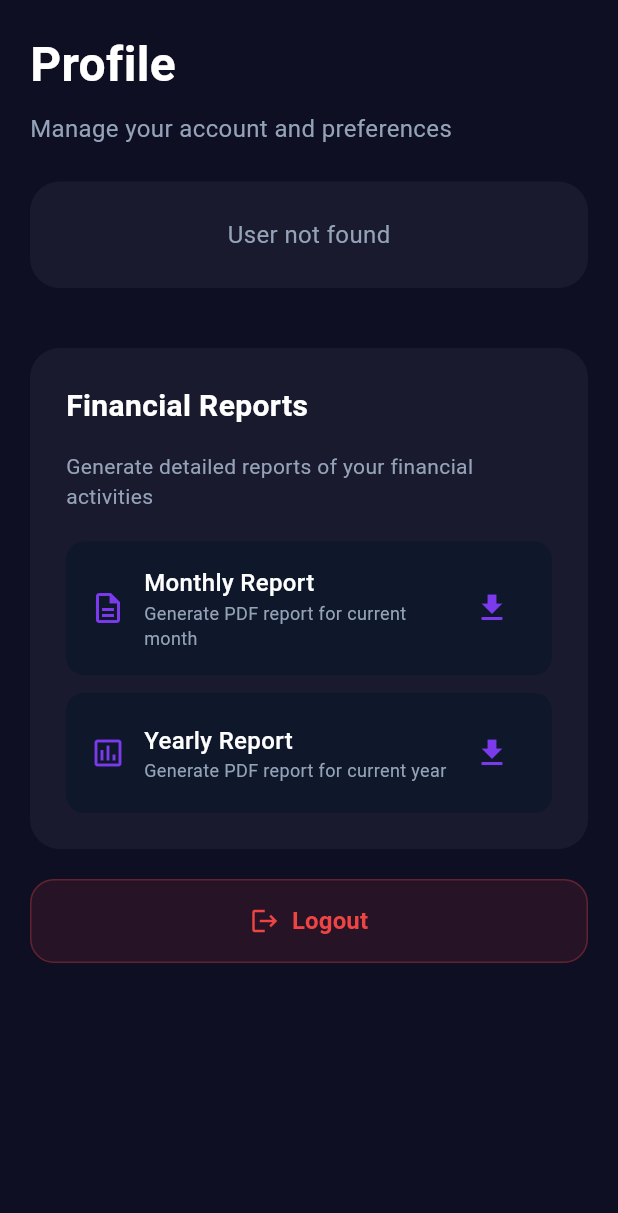
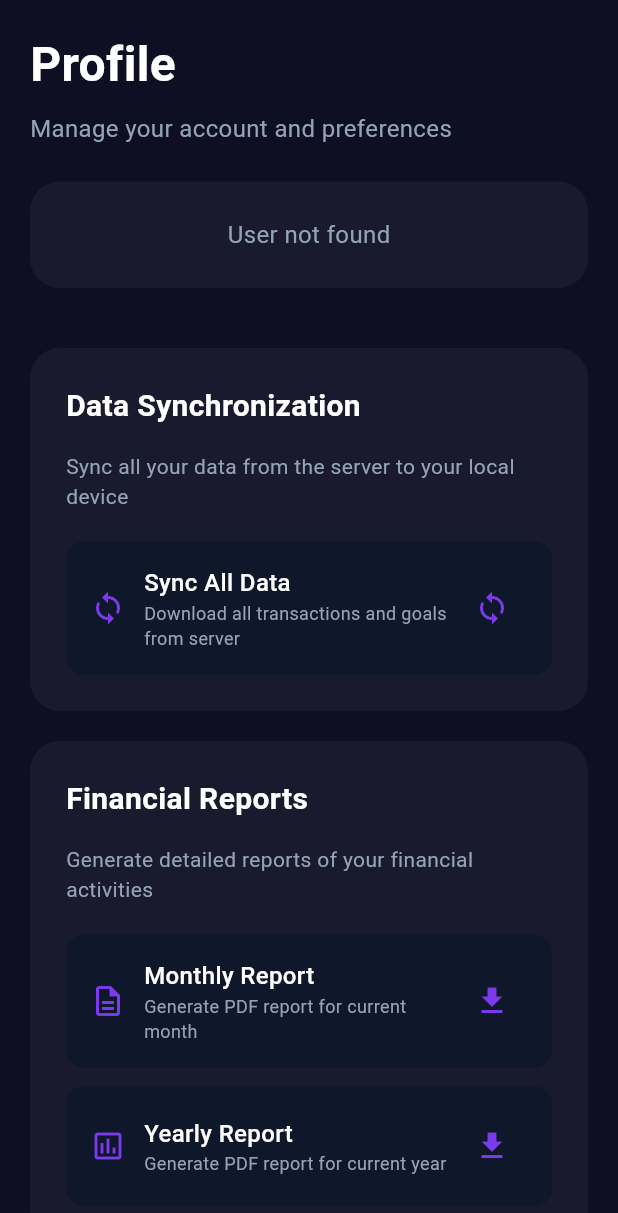
Before and after one commit to Binusha25Liyanage/MoneyMate, a Flutter app: the ProfileScreen screen opened directly, on a phone screen of 412 x 824 dp. Shown: the top 1213 px of the screen. Run offline on Flutter 3.47's test engine with Material 3 defaults, Android fonts, the phone set to English and light mode, and no system bars; our stand-ins replace equatable, fl_chart, flutter_bloc, permission_handler, shared_preferences, sqflite and 1 more; missing offline and left inert: syncfusion_flutter_pdf; accounts and stored records are empty.

Commit message:
Sync feature with model bug fixes

```diff
--- /dev/null
+++ b/frontend/lib/blocs/sync/sync_bloc.dart
@@ -0,0 +1,96 @@
+import 'package:flutter_bloc/flutter_bloc.dart';
+import 'package:equatable/equatable.dart';
+import 'package:shared_preferences/shared_preferences.dart';
+import '../../services/api_service.dart';
+import '../../services/database_service.dart';
+import '../../models/transaction_model.dart';
+import '../../models/goal_model.dart';
+
+part 'sync_event.dart';
+part 'sync_state.dart';
+
+class SyncBloc extends Bloc<SyncEvent, SyncState> {
+  final ApiService apiService;
+  final DatabaseService databaseService;
+
+  SyncBloc({required this.apiService, required this.databaseService})
+      : super(SyncInitial()) {
+    on<SyncAllData>(_onSyncAllData);
+  }
+
+  void _onSyncAllData(SyncAllData event, Emitter<SyncState> emit) async {
+    emit(SyncLoading());
+    try {
+      // Check if user is authenticated by getting token
+      final prefs = await SharedPreferences.getInstance();
+      final token = prefs.getString('token');
+      final userId = prefs.getInt('userId');
+
+      if (token == null || userId == null) {
+        emit(SyncError(message: 'User not authenticated. Please login again.'));
+        return;
+      }
+
+      print('Starting sync for user: $userId');
+
+      // Set current user in database service
+      await databaseService.setCurrentUser(userId);
+
+      // Clear existing data for current user only
+      await databaseService.clearAllTransactions();
+      await databaseService.clearAllGoals();
+
+      int transactionCount = 0;
+      int goalCount = 0;
+
+      // Sync transactions
+      print('Fetching transactions from server...');
+      final transactionsResponse = await apiService.getTransactions();
+      print('Transactions response success: ${transactionsResponse.success}');
+
+      if (transactionsResponse.success && transactionsResponse.data != null) {
+        print('Found ${transactionsResponse.data!.length} transactions from API');
+        for (var transaction in transactionsResponse.data!) {
+          try {
+            await databaseService.insertTransaction(transaction);
+            transactionCount++;
+          } catch (e) {
+            print('Error inserting transaction: $e');
+          }
+        }
+      } else {
+        print('Transactions API error: ${transactionsResponse.message}');
+      }
+
+      // Sync goals
+      print('Fetching goals from server...');
+      final goalsResponse = await apiService.getGoals();
+      print('Goals response success: ${goalsResponse.success}');
+
+      if (goalsResponse.success && goalsResponse.data != null) {
+        print('Found ${goalsResponse.data!.length} goals from API');
+        for (var goal in goalsResponse.data!) {
+          try {
+            await databaseService.insertGoal(goal);
+            goalCount++;
+          } catch (e) {
+            print('Error inserting goal: $e');
+          }
+        }
+      } else {
+        print('Goals API error: ${goalsResponse.message}');
+      }
+
+      emit(SyncSuccess(
+        transactionCount: transactionCount,
+        goalCount: goalCount,
+      ));
+
+      print('Sync completed: $transactionCount transactions, $goalCount goals');
+
+    } catch (e) {
+      print('Sync error: $e');
+      emit(SyncError(message: 'Sync failed: $e'));
+    }
+  }
+}
--- /dev/null
+++ b/frontend/lib/blocs/sync/sync_event.dart
@@ -0,0 +1,10 @@
+part of 'sync_bloc.dart';
+
+abstract class SyncEvent extends Equatable {
+  const SyncEvent();
+
+  @override
+  List<Object> get props => [];
+}
+
+class SyncAllData extends SyncEvent {}
--- /dev/null
+++ b/frontend/lib/blocs/sync/sync_state.dart
@@ -0,0 +1,34 @@
+part of 'sync_bloc.dart';
+
+abstract class SyncState extends Equatable {
+  const SyncState();
+
+  @override
+  List<Object> get props => [];
+}
+
+class SyncInitial extends SyncState {}
+
+class SyncLoading extends SyncState {}
+
+class SyncSuccess extends SyncState {
+  final int transactionCount;
+  final int goalCount;
+
+  const SyncSuccess({
+    required this.transactionCount,
+    required this.goalCount,
+  });
+
+  @override
+  List<Object> get props => [transactionCount, goalCount];
+}
+
+class SyncError extends SyncState {
+  final String message;
+
+  const SyncError({required this.message});
+
+  @override
+  List<Object> get props => [message];
+}
--- a/frontend/lib/screens/profile_screen.dart
+++ b/frontend/lib/screens/profile_screen.dart
@@ -1,10 +1,12 @@
 import 'package:flutter/material.dart';
 import 'package:flutter_bloc/flutter_bloc.dart';
+import 'package:money_mate/services/database_service.dart';
 import 'package:syncfusion_flutter_pdf/pdf.dart';
 import 'package:path_provider/path_provider.dart';
 import 'package:permission_handler/permission_handler.dart';
 import 'dart:io';
 import '../blocs/auth/auth_bloc.dart';
+import '../blocs/sync/sync_bloc.dart';
 import '../services/api_service.dart';
 import '../utils/colors.dart';
 
@@ -56,6 +58,10 @@ class _ProfileScreenState extends State<ProfileScreen> {
               _buildAccountDetailsCard(),
               const SizedBox(height: 20),
 
+              // Data Sync Card
+              _buildSyncCard(),
+              const SizedBox(height: 20),
+
               // Report Generation Card
               _buildReportCard(),
               const SizedBox(height: 20),
@@ -90,7 +96,6 @@ class _ProfileScreenState extends State<ProfileScreen> {
             ),
           );
         }
-
         final user = state.user;
 
         return Container(
@@ -161,9 +166,8 @@ class _ProfileScreenState extends State<ProfileScreen> {
     return BlocBuilder<AuthBloc, AuthState>(
       builder: (context, state) {
         if (state is! AuthAuthenticated) {
-          return SizedBox.shrink();
+          return const SizedBox.shrink();
         }
-
         final user = state.user;
 
         return Container(
@@ -207,8 +211,62 @@ class _ProfileScreenState extends State<ProfileScreen> {
     );
   }
 
-  Widget _buildDetailItem(String title, String value, IconData icon, {Color? color}) {
+  Widget _buildSyncCard() {
+    return BlocProvider(
+      create: (context) => SyncBloc(
+        apiService: ApiService(),
+        databaseService: DatabaseService(),
+      ),
+      child: BlocConsumer<SyncBloc, SyncState>(
+        listener: (context, state) {
+          if (state is SyncSuccess) {
+            ScaffoldMessenger.of(context).showSnackBar(
+              SnackBar(
+                content: Text(
+                  'Sync completed! ${state.transactionCount} transactions and ${state.goalCount} goals loaded.',
+                ),
+                backgroundColor: AppColors.accentGreen,
+              ),
+            );
+          } else if (state is SyncError) {
+            ScaffoldMessenger.of(context).showSnackBar(
+              SnackBar(
+                content: Text(state.message),
+                backgroundColor: AppColors.accentRed,
+              ),
+            );
+          }
+        },
+        builder: (context, state) {
           return Container(
+            padding: const EdgeInsets.all(24),
+            decoration: BoxDecoration(
+              color: AppColors.card,
+              borderRadius: BorderRadius.circular(20),
+            ),
+            child: Column(
+              crossAxisAlignment: CrossAxisAlignment.start,
+              children: [
+                Text(
+                  'Data Synchronization',
+                  style: TextStyle(
+                    color: AppColors.textPrimary,
+                    fontSize: 20,
+                    fontWeight: FontWeight.w600,
+                  ),
+                ),
+                const SizedBox(height: 16),
+                Text(
+                  'Sync all your data from the server to your local device',
+                  style: TextStyle(
+                    color: AppColors.textSecondary,
+                    fontSize: 14,
+                  ),
+                ),
+                const SizedBox(height: 20),
+
+                Container(
+                  width: double.infinity,
                   padding: const EdgeInsets.all(16),
                   decoration: BoxDecoration(
                     color: AppColors.surfaceDark,
@@ -216,36 +274,77 @@ class _ProfileScreenState extends State<ProfileScreen> {
                   ),
                   child: Row(
                     children: [
-          Icon(
-            icon,
-            color: color ?? AppColors.textSecondary,
-            size: 20,
-          ),
+                      Icon(Icons.sync, color: AppColors.primary, size: 24),
                       const SizedBox(width: 12),
                       Expanded(
                         child: Column(
                           crossAxisAlignment: CrossAxisAlignment.start,
                           children: [
                             Text(
-                  title,
+                              'Sync All Data',
+                              style: TextStyle(
+                                color: AppColors.textPrimary,
+                                fontSize: 16,
+                                fontWeight: FontWeight.w500,
+                              ),
+                            ),
+                            Text(
+                              'Download all transactions and goals from server',
                               style: TextStyle(
                                 color: AppColors.textSecondary,
                                 fontSize: 12,
                               ),
                             ),
-                const SizedBox(height: 4),
-                Text(
-                  value,
+                          ],
+                        ),
+                      ),
+                      state is SyncLoading
+                          ? SizedBox(
+                              height: 20,
+                              width: 20,
+                              child: CircularProgressIndicator(
+                                strokeWidth: 2,
+                                valueColor: AlwaysStoppedAnimation<Color>(AppColors.primary),
+                              ),
+                            )
+                          : IconButton(
+                              icon: Icon(Icons.sync, color: AppColors.primary),
+                              onPressed: () {
+                                context.read<SyncBloc>().add(SyncAllData());
+                              },
+                            ),
+                    ],
+                  ),
+                ),
+                if (state is SyncSuccess) ...[
+                  const SizedBox(height: 16),
+                  Container(
+                    padding: const EdgeInsets.all(12),
+                    decoration: BoxDecoration(
+                      color: AppColors.accentGreen.withOpacity(0.2),
+                      borderRadius: BorderRadius.circular(8),
+                    ),
+                    child: Row(
+                      children: [
+                        Icon(Icons.check_circle, color: AppColors.accentGreen, size: 16),
+                        const SizedBox(width: 8),
+                        Expanded(
+                          child: Text(
+                            'Sync completed successfully!',
                             style: TextStyle(
-                    color: AppColors.textPrimary,
-                    fontSize: 14,
-                    fontWeight: FontWeight.w500,
+                              color: AppColors.accentGreen,
+                              fontSize: 12,
+                            ),
                           ),
                         ),
                       ],
                     ),
                   ),
                 ],
+              ],
+            ),
+          );
+        },
       ),
     );
   }
@@ -293,6 +392,49 @@ class _ProfileScreenState extends State<ProfileScreen> {
             'Generate PDF report for current year',
             Icons.assessment_outlined,
             _generateYearlyReport,
+          ),
+        ],
+      ),
+    );
+  }
+
+  Widget _buildDetailItem(String title, String value, IconData icon, {Color? color}) {
+    return Container(
+      padding: const EdgeInsets.all(16),
+      decoration: BoxDecoration(
+        color: AppColors.surfaceDark,
+        borderRadius: BorderRadius.circular(12),
+      ),
+      child: Row(
+        children: [
+          Icon(
+            icon,
+            color: color ?? AppColors.textSecondary,
+            size: 20,
+          ),
+          const SizedBox(width: 12),
+          Expanded(
+            child: Column(
+              crossAxisAlignment: CrossAxisAlignment.start,
+              children: [
+                Text(
+                  title,
+                  style: TextStyle(
+                    color: AppColors.textSecondary,
+                    fontSize: 12,
+                  ),
+                ),
+                const SizedBox(height: 4),
+                Text(
+                  value,
+                  style: TextStyle(
+                    color: AppColors.textPrimary,
+                    fontSize: 14,
+                    fontWeight: FontWeight.w500,
+                  ),
+                ),
+              ],
+            ),
           ),
         ],
       ),
@@ -392,7 +534,6 @@ class _ProfileScreenState extends State<ProfileScreen> {
     setState(() {
       _generatingReport = true;
     });
-
     try {
       final now = DateTime.now();
       final response = await _apiService.getMonthlyReport(now.month, now.year);
@@ -416,7 +557,6 @@ class _ProfileScreenState extends State<ProfileScreen> {
     setState(() {
       _generatingReport = true;
     });
-
     try {
       final now = DateTime.now();
       final response = await _apiService.getYearlyReport(now.year);
@@ -458,13 +598,10 @@ class _ProfileScreenState extends State<ProfileScreen> {
     try {
       // Create a new PDF document
       final PdfDocument document = PdfDocument();
-
       // Add a new page
       final PdfPage page = document.pages.add();
-
       // Get page size
       final Size pageSize = page.getClientSize();
-
       // Draw title
       page.graphics.drawString(
         'Financial Report',
@@ -472,11 +609,9 @@ class _ProfileScreenState extends State<ProfileScreen> {
         bounds: Rect.fromLTWH(0, 0, pageSize.width, 50),
         format: PdfStringFormat(alignment: PdfTextAlignment.center),
       );
-
       // Draw report data
       double yPosition = 60;
       final PdfFont contentFont = PdfStandardFont(PdfFontFamily.helvetica, 12);
-
       // Add period information
       if (reportData['period'] != null) {
         final period = reportData['period'];
@@ -487,7 +622,6 @@ class _ProfileScreenState extends State<ProfileScreen> {
         );
         yPosition += 25;
       }
-
       // Add summary information
       if (reportData['summary'] != null) {
         final summary = reportData['summary'];
@@ -497,13 +631,11 @@ class _ProfileScreenState extends State<ProfileScreen> {
           bounds: Rect.fromLTWH(0, yPosition, pageSize.width, 20),
         );
         yPosition += 25;
-
         final summaryItems = [
           'Total Income: \$${summary['income']?.toStringAsFixed(2) ?? '0.00'}',
           'Total Expenses: \$${summary['expenses']?.toStringAsFixed(2) ?? '0.00'}',
           'Net Income: \$${summary['net']?.toStringAsFixed(2) ?? '0.00'}',
         ];
-
         for (final item in summaryItems) {
           page.graphics.drawString(
             item,
@@ -514,13 +646,10 @@ class _ProfileScreenState extends State<ProfileScreen> {
         }
         yPosition += 10;
       }
-
       // Save the document
       final List<int> bytes = await document.save();
-
       // Dispose the document
       document.dispose();
-
       // Get external storage directory
       final status = await Permission.storage.request();
       if (status.isGranted) {
--- a/frontend/lib/services/api_service.dart
+++ b/frontend/lib/services/api_service.dart
@@ -7,7 +7,7 @@ import '../models/goal_model.dart';
 import '../models/api_response.dart';
 
 class ApiService {
-  static const String baseUrl = 'http://192.168.8.155:3000/api';
+  static const String baseUrl = 'http://192.168.1.10:3000/api';
 
   Future<http.Response> _request(
     String method,
@@ -20,6 +20,11 @@ class ApiService {
       'Content-Type': 'application/json',
       if (token != null) 'Authorization': 'Bearer $token',
     };
+
+    print('API $method Request: $url');
+    if (token != null) {
+      print('With auth token');
+    }
 
     switch (method) {
       case 'GET':
@@ -49,6 +54,9 @@ class ApiService {
         body: {'email': email, 'password': password},
       );
 
+      print('Login response status: ${response.statusCode}');
+      print('Login response body: ${response.body}');
+
       if (response.statusCode == 200) {
         final jsonResponse = json.decode(response.body);
         final apiResponse = ApiResponse<UserModel>.fromJson(
@@ -66,7 +74,9 @@ class ApiService {
           final userJson = json.encode(apiResponse.data!.toJson());
           await prefs.setString('user', userJson);
 
-        print('User data saved: ${apiResponse.data!.name} (${apiResponse.data!.email})');
+          print(
+            'User data saved: ${apiResponse.data!.name} (${apiResponse.data!.email})',
+          );
         }
         return apiResponse;
       } else {
@@ -98,6 +108,8 @@ class ApiService {
         },
       );
 
+      print('Register response status: ${response.statusCode}');
+
       if (response.statusCode == 201) {
         final jsonResponse = json.decode(response.body);
         return ApiResponse<dynamic>.fromJson(jsonResponse, (data) => data);
@@ -112,7 +124,7 @@ class ApiService {
     }
   }
 
-  // Transaction methods
+  // Transaction methods - UPDATED to match backend routes
   Future<ApiResponse<List<TransactionModel>>> getTransactions() async {
     try {
       final token = await _getToken();
@@ -120,15 +132,39 @@ class ApiService {
         return ApiResponse(success: false, message: 'Not authenticated');
       }
 
+      print('Getting transactions with token...');
       final response = await _request('GET', '/transactions', token: token);
+
+      print('Transactions response status: ${response.statusCode}');
+
       if (response.statusCode == 200) {
         final jsonResponse = json.decode(response.body);
-        return ApiResponse<List<TransactionModel>>.fromJson(
-          jsonResponse,
-          (data) => (data as List)
-              .map((item) => TransactionModel.fromJson(item))
-              .toList(),
+
+        // Handle the parsing manually to catch individual item errors
+        if (jsonResponse['success'] == true && jsonResponse['data'] is List) {
+          List<TransactionModel> transactions = [];
+          for (var item in jsonResponse['data']) {
+            try {
+              final transaction = TransactionModel.fromJson(item);
+              transactions.add(transaction);
+            } catch (e) {
+              print('Error parsing transaction item: $e');
+              print('Problematic item: $item');
+              // Continue with other items
+            }
+          }
+
+          return ApiResponse<List<TransactionModel>>(
+            success: true,
+            message: jsonResponse['message'] ?? 'Success',
+            data: transactions,
           );
+        } else {
+          return ApiResponse(
+            success: false,
+            message: jsonResponse['message'] ?? 'Invalid response format',
+          );
+        }
       } else {
         return ApiResponse(
           success: false,
@@ -136,6 +172,7 @@ class ApiService {
         );
       }
     } catch (e) {
+      print('Get transactions error: $e');
       return ApiResponse(
         success: false,
         message: 'Failed to fetch transactions: $e',
@@ -158,6 +195,7 @@ class ApiService {
         body: transaction.toJson(),
         token: token,
       );
+
       if (response.statusCode == 201) {
         final jsonResponse = json.decode(response.body);
         return ApiResponse<dynamic>.fromJson(jsonResponse, (data) => data);
@@ -190,6 +228,7 @@ class ApiService {
         body: transaction.toJson(),
         token: token,
       );
+
       if (response.statusCode == 200) {
         final jsonResponse = json.decode(response.body);
         return ApiResponse<dynamic>.fromJson(jsonResponse, (data) => data);
@@ -219,6 +258,7 @@ class ApiService {
         '/transactions/$transactionId',
         token: token,
       );
+
       if (response.statusCode == 200) {
         final jsonResponse = json.decode(response.body);
         return ApiResponse<dynamic>.fromJson(jsonResponse, (data) => data);
@@ -236,7 +276,7 @@ class ApiService {
     }
   }
 
-  // Goal methods
+  // Goal methods - UPDATED to match backend routes
   Future<ApiResponse<List<GoalModel>>> getGoals() async {
     try {
       final token = await _getToken();
@@ -244,14 +284,39 @@ class ApiService {
         return ApiResponse(success: false, message: 'Not authenticated');
       }
 
+      print('Getting goals with token...');
       final response = await _request('GET', '/goals', token: token);
+
+      print('Goals response status: ${response.statusCode}');
+
       if (response.statusCode == 200) {
         final jsonResponse = json.decode(response.body);
-        return ApiResponse<List<GoalModel>>.fromJson(
-          jsonResponse,
-          (data) =>
-              (data as List).map((item) => GoalModel.fromJson(item)).toList(),
+
+        // Handle the parsing manually to catch individual item errors
+        if (jsonResponse['success'] == true && jsonResponse['data'] is List) {
+          List<GoalModel> goals = [];
+          for (var item in jsonResponse['data']) {
+            try {
+              final goal = GoalModel.fromJson(item);
+              goals.add(goal);
+            } catch (e) {
+              print('Error parsing goal item: $e');
+              print('Problematic item: $item');
+              // Continue with other items
+            }
+          }
+
+          return ApiResponse<List<GoalModel>>(
+            success: true,
+            message: jsonResponse['message'] ?? 'Success',
+            data: goals,
           );
+        } else {
+          return ApiResponse(
+            success: false,
+            message: jsonResponse['message'] ?? 'Invalid response format',
+          );
+        }
       } else {
         return ApiResponse(
           success: false,
@@ -259,6 +324,7 @@ class ApiService {
         );
       }
     } catch (e) {
+      print('Get goals error: $e');
       return ApiResponse(success: false, message: 'Failed to fetch goals: $e');
     }
   }
@@ -276,6 +342,7 @@ class ApiService {
         body: goal.toJson(),
         token: token,
       );
+
       if (response.statusCode == 201) {
         final jsonResponse = json.decode(response.body);
         return ApiResponse<dynamic>.fromJson(jsonResponse, (data) => data);
@@ -303,6 +370,7 @@ class ApiService {
         body: goal.toJson(),
         token: token,
       );
+
       if (response.statusCode == 200) {
         final jsonResponse = json.decode(response.body);
         return ApiResponse<dynamic>.fromJson(jsonResponse, (data) => data);
@@ -325,6 +393,7 @@ class ApiService {
       }
 
       final response = await _request('DELETE', '/goals/$goalId', token: token);
+
       if (response.statusCode == 200) {
         final jsonResponse = json.decode(response.body);
         return ApiResponse<dynamic>.fromJson(jsonResponse, (data) => data);
@@ -352,6 +421,7 @@ class ApiService {
         '/report?month=$month&year=$year',
         token: token,
       );
+
       if (response.statusCode == 200) {
         final jsonResponse = json.decode(response.body);
         return ApiResponse<dynamic>.fromJson(jsonResponse, (data) => data);
@@ -378,6 +448,7 @@ class ApiService {
         '/report/yearly?year=$year',
         token: token,
       );
+
       if (response.statusCode == 200) {
         final jsonResponse = json.decode(response.body);
         return ApiResponse<dynamic>.fromJson(jsonResponse, (data) => data);
```
Also changed, not shown: frontend/lib/main.dart (+7 -0 lines), frontend/lib/models/goal_model.dart (+56 -9 lines), frontend/lib/models/transaction_model.dart (+82 -14 lines), frontend/lib/services/database_service.dart (+20 -4 lines). Lines whose indentation alone changed are shown as unchanged.
